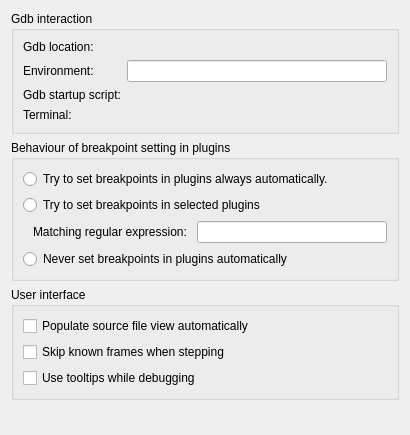
The window that src/plugins/debugger/gdboptionpage.ui (qt-creator/qt-creator) describes before a commit, drawn with Qt 5.
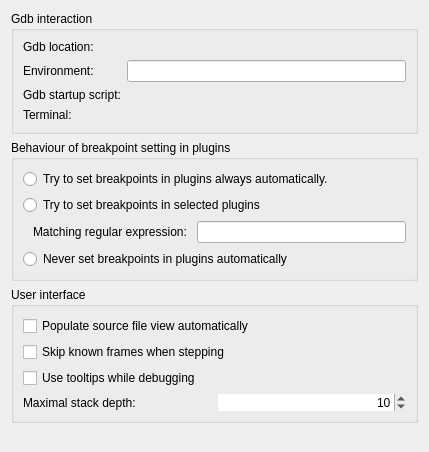
The same window after the commit. Custom widgets are drawn as their Qt base class.

Commit message: debugger: make maximal number of stack entries configurable

```diff
--- a/src/plugins/debugger/gdboptionpage.ui
+++ b/src/plugins/debugger/gdboptionpage.ui
@@ -6,8 +6,8 @@
    <rect>
     <x>0</x>
     <y>0</y>
-    <width>410</width>
-    <height>435</height>
+    <width>429</width>
+    <height>452</height>
    </rect>
   </property>
   <property name="windowTitle">
@@ -182,6 +182,42 @@
         </property>
        </widget>
       </item>
+      <item>
+       <layout class="QHBoxLayout" name="horizontalLayout_2">
+        <item>
+         <widget class="QLabel" name="labelMaximalStackDepth">
+          <property name="text">
+           <string>Maximal stack depth:</string>
+          </property>
+         </widget>
+        </item>
+        <item>
+         <widget class="QSpinBox" name="spinBoxMaximalStackDepth">
+          <property name="layoutDirection">
+           <enum>Qt::LeftToRight</enum>
+          </property>
+          <property name="frame">
+           <bool>false</bool>
+          </property>
+          <property name="alignment">
+           <set>Qt::AlignRight|Qt::AlignTrailing|Qt::AlignVCenter</set>
+          </property>
+          <property name="specialValueText">
+           <string>&lt;unlimited&gt;</string>
+          </property>
+          <property name="maximum">
+           <number>999</number>
+          </property>
+          <property name="singleStep">
+           <number>5</number>
+          </property>
+          <property name="value">
+           <number>10</number>
+          </property>
+         </widget>
+        </item>
+       </layout>
+      </item>
      </layout>
     </widget>
    </item>
```
The commit also changes 8 other files.
